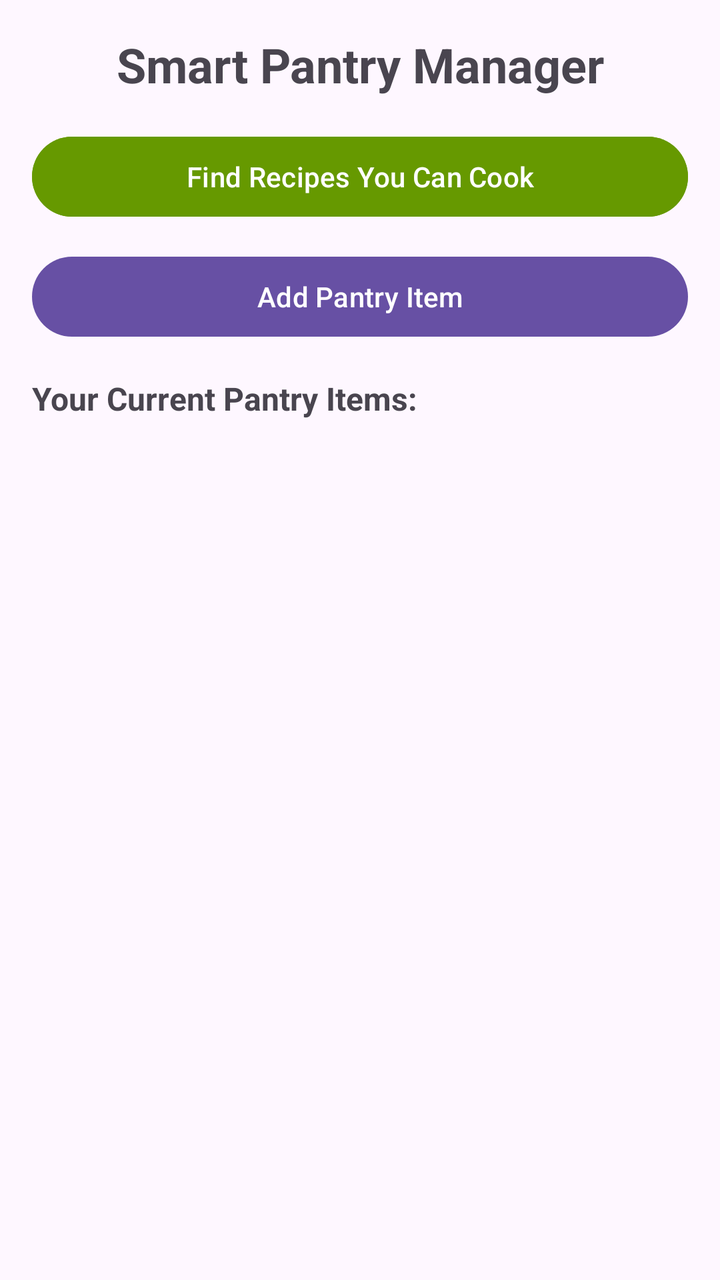
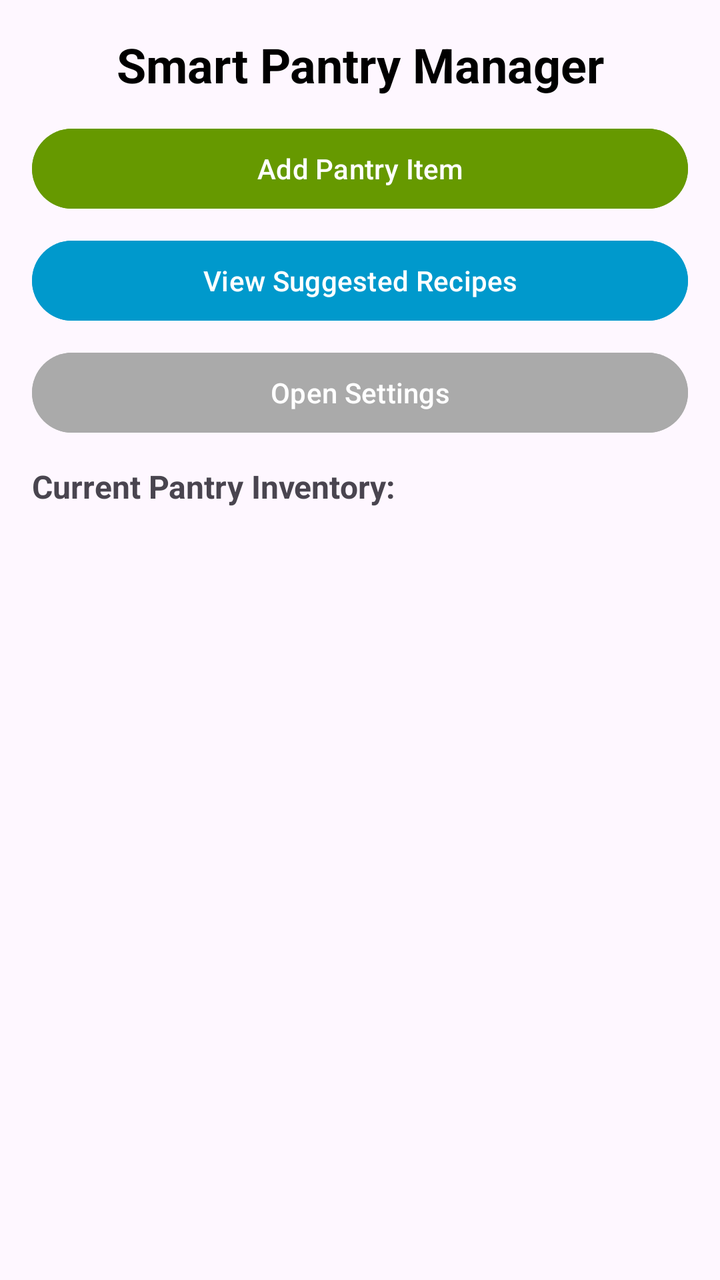

Before-and-after screenshots of an Android layout around one commit, followed by the original layout XML and the change that was made.
<!-- AndroidManifest.xml: application theme Theme.SmartPantryManager -->
<!-- res/layout/activity_main.xml -->
<?xml version="1.0" encoding="utf-8"?>
<LinearLayout xmlns:android="http://schemas.android.com/apk/res/android"
    xmlns:tools="http://schemas.android.com/tools"
    android:layout_width="match_parent"
    android:layout_height="match_parent"
    android:orientation="vertical"
    android:padding="16dp"
    tools:context=".MainActivity">

    
    <TextView
        android:layout_width="match_parent"
        android:layout_height="wrap_content"
        android:text="@string/title_dashboard"
        android:textSize="24sp"
        android:textStyle="bold"
        android:gravity="center"
        android:paddingBottom="16dp"/>

    
    <Button
        android:id="@+id/btnViewRecipes"
        android:layout_width="match_parent"
        android:layout_height="wrap_content"
        android:text="@string/btn_find_recipes"
        android:backgroundTint="@android:color/holo_green_dark"
        android:textColor="@android:color/white"
        android:layout_marginBottom="12dp"/>

    
    <Button
        android:id="@+id/btnAddItem"
        android:layout_width="match_parent"
        android:layout_height="wrap_content"
        android:text="@string/btn_add_item"
        android:layout_marginBottom="16dp"/>

    
    <TextView
        android:layout_width="match_parent"
        android:layout_height="wrap_content"
        android:text="@string/header_pantry_items"
        android:textSize="16sp"
        android:textStyle="bold"
        android:paddingBottom="8dp"/>

    
    <androidx.recyclerview.widget.RecyclerView
        android:id="@+id/recyclerViewPantry"
        android:layout_width="match_parent"
        android:layout_height="0dp"
        android:layout_weight="1"
        tools:listitem="@android:id/text1"/>

</LinearLayout>
<!-- resources referenced by this layout -->
<resources>
  <string name="btn_add_item">Add Pantry Item</string>
  <string name="btn_find_recipes">Find Recipes You Can Cook</string>
  <string name="header_pantry_items">Your Current Pantry Items:</string>
  <string name="title_dashboard">Smart Pantry Manager</string>
  <style name="Theme.SmartPantryManager" parent="Base.Theme.SmartPantryManager" />
  <style name="Base.Theme.SmartPantryManager" parent="Theme.Material3.DayNight.NoActionBar">
          
          
      </style>
</resources>

<!-- the commit's change to res/layout/activity_main.xml (unified diff, before → after) -->
@@ -1,47 +1,56 @@
 <?xml version="1.0" encoding="utf-8"?>
 <LinearLayout xmlns:android="http://schemas.android.com/apk/res/android"
-    xmlns:tools="http://schemas.android.com/tools"
     android:layout_width="match_parent"
     android:layout_height="match_parent"
     android:orientation="vertical"
-    android:padding="16dp"
-    tools:context=".MainActivity">
+    android:padding="16dp">
 
     
     <TextView
         android:layout_width="match_parent"
         android:layout_height="wrap_content"
-        android:text="@string/title_dashboard"
+        android:text="Smart Pantry Manager"
         android:textSize="24sp"
         android:textStyle="bold"
+        android:textColor="@android:color/black"
         android:gravity="center"
-        android:paddingBottom="16dp"/>
-
-    
-    <Button
-        android:id="@+id/btnViewRecipes"
-        android:layout_width="match_parent"
-        android:layout_height="wrap_content"
-        android:text="@string/btn_find_recipes"
-        android:backgroundTint="@android:color/holo_green_dark"
-        android:textColor="@android:color/white"
-        android:layout_marginBottom="12dp"/>
+        android:paddingBottom="12dp"/>
 
     
     <Button
         android:id="@+id/btnAddItem"
         android:layout_width="match_parent"
         android:layout_height="wrap_content"
-        android:text="@string/btn_add_item"
-        android:layout_marginBottom="16dp"/>
+        android:text="Add Pantry Item"
+        android:backgroundTint="@android:color/holo_green_dark"
+        android:textColor="@android:color/white"
+        android:layout_marginBottom="8dp"/>
+
+    <Button
+        android:id="@+id/btnViewRecipes"
+        android:layout_width="match_parent"
+        android:layout_height="wrap_content"
+        android:text="View Suggested Recipes"
+        android:backgroundTint="@android:color/holo_blue_dark"
+        android:textColor="@android:color/white"
+        android:layout_marginBottom="8dp"/>
+
+    <Button
+        android:id="@+id/btnSettings"
+        android:layout_width="match_parent"
+        android:layout_height="wrap_content"
+        android:text="Open Settings"
+        android:backgroundTint="@android:color/darker_gray"
+        android:textColor="@android:color/white"
+        android:layout_marginBottom="12dp"/>
 
     
     <TextView
         android:layout_width="match_parent"
         android:layout_height="wrap_content"
-        android:text="@string/header_pantry_items"
+        android:text="Current Pantry Inventory:"
+        android:textStyle="bold"
         android:textSize="16sp"
-        android:textStyle="bold"
         android:paddingBottom="8dp"/>
 
     
@@ -49,7 +58,6 @@
         android:id="@+id/recyclerViewPantry"
         android:layout_width="match_parent"
         android:layout_height="0dp"
-        android:layout_weight="1"
-        tools:listitem="@android:id/text1"/>
+        android:layout_weight="1"/>
 
 </LinearLayout>
<!-- resource entries referenced after the edit -->
@@ -1,9 +1,5 @@
 <!-- resources referenced by this layout -->
 <resources>
-  <string name="btn_add_item">Add Pantry Item</string>
-  <string name="btn_find_recipes">Find Recipes You Can Cook</string>
-  <string name="header_pantry_items">Your Current Pantry Items:</string>
-  <string name="title_dashboard">Smart Pantry Manager</string>
   <style name="Theme.SmartPantryManager" parent="Base.Theme.SmartPantryManager" />
   <style name="Base.Theme.SmartPantryManager" parent="Theme.Material3.DayNight.NoActionBar">
           
